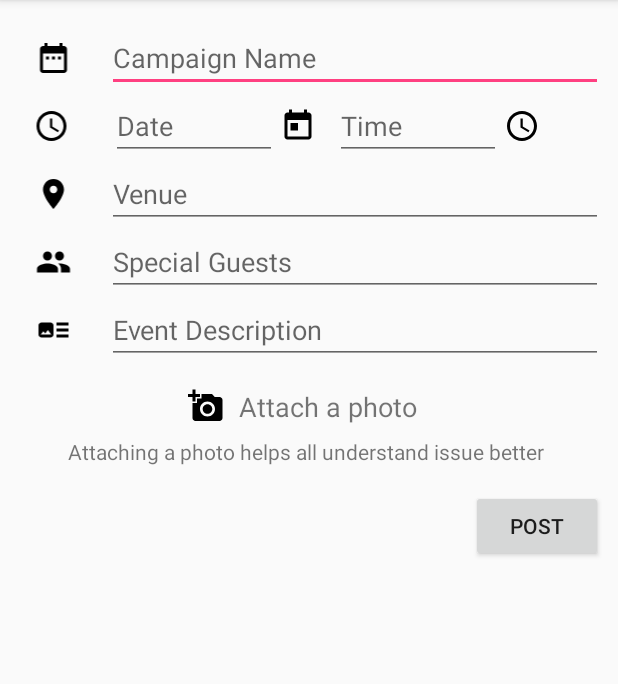
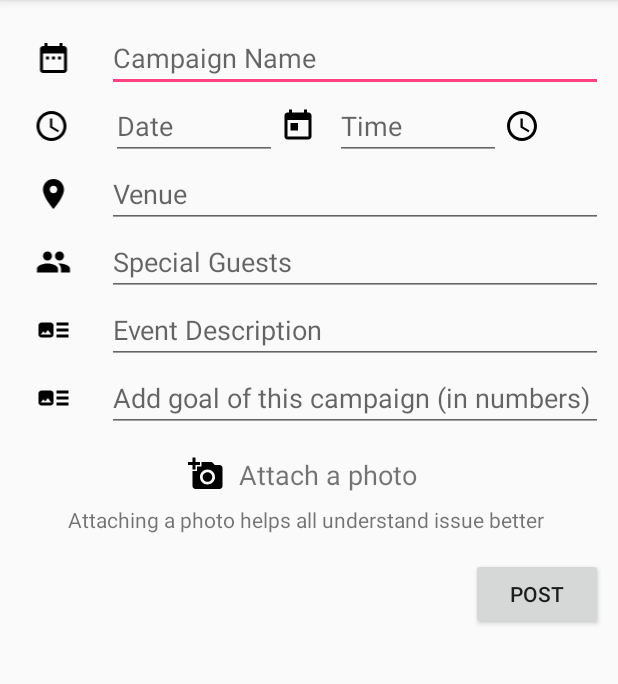
Before and after one commit to suyashmahar/Code.Fun.Do, an Android app: the CreateCampaign screen opened directly, with no data from a screen before it, on a phone screen of 412 x 824 dp, the part 84-768 px from its top. Run offline under Robolectric (Android 15) with nearby library versions, the light colour scheme and no system bars.

Commit message:
Fix errors in counts and added funds progress

```diff
--- a/app/src/main/java/com/android/example/neighbours/CreateCampaign.java
+++ b/app/src/main/java/com/android/example/neighbours/CreateCampaign.java
@@ -24,7 +24,7 @@ import android.widget.Toast;
 
 public class CreateCampaign extends AppCompatActivity implements View.OnClickListener{
 
-    EditText campaignName,campaignVenue,campaignDescription,campaignGuests;
+    EditText campaignName,campaignVenue,campaignDescription,campaignGuests, campaignGoals;
 
     private int mYear, mMonth, mDay, mHour, mMinute;
 
@@ -49,6 +49,7 @@ public class CreateCampaign extends AppCompatActivity implements View.OnClickLis
         campaignVenue=(EditText)findViewById(R.id.create_campaign_venue);
         campaignGuests=(EditText)findViewById(R.id.create_campaign_guests);
         campaignDescription=(EditText)findViewById(R.id.create_campaign_description);
+        campaignGoals =(EditText)findViewById(R.id.create_campaign_add_goal);
 
         date=(EditText) findViewById(R.id.create_campaign_date_display);
         time=(EditText) findViewById(R.id.create_campaign_time_display);
@@ -82,7 +83,8 @@ public class CreateCampaign extends AppCompatActivity implements View.OnClickLis
                 String latest_time=date.getText().toString()+";"+time.getText().toString();
                  Uploader uploader=new Uploader((getApplicationContext()));
                 //Events events=new Events(campaignDescription.toString(),"a1","sample_image","sample_community","sample_user",latest
-                Campaign campaign = new Campaign(campaignDescription.getText().toString(),"sample funds","sample id",campaignName.getText().toString(),"sample total funds", "10");
+
+                Campaign campaign = new Campaign(campaignDescription.getText().toString(),"sample funds","sample id",campaignName.getText().toString(),campaignGoals.getText().toString(), "10");
                 uploader.createAndPushCampaign(campaign);
                 Toast.makeText(getApplicationContext(), "Campaign created", Toast.LENGTH_LONG).show();
                 finish();
--- a/app/src/main/java/com/android/example/neighbours/HomeActivity.java
+++ b/app/src/main/java/com/android/example/neighbours/HomeActivity.java
@@ -31,6 +31,9 @@ public class HomeActivity extends AppCompatActivity implements ClickListener{
     {
         super.onCreate(savedInstanceState);
         setContentView(R.layout.activity_home);
+
+        Uploader uploader = new Uploader(this);
+
         try {
             populateEvents();
             populateCampaigns();
--- a/app/src/main/java/com/android/example/neighbours/MainActivityCampaignAdapter.java
+++ b/app/src/main/java/com/android/example/neighbours/MainActivityCampaignAdapter.java
@@ -82,7 +82,7 @@ public RelativeLayout relativeLayout;
         holder.title.setText(campaign.getTitle());
         holder.description.setText(campaign.getDescription());
         holder.relTime.setText(campaign.getTime());
-        holder.totalFunds.setText(campaign.getTotalFunds());
+        holder.totalFunds.setText(campaign.getFunds() +  " of " + campaign.getTotalFunds());
         holder.campaignProgress.setMax(100);
         holder.campaignProgress.setProgress((int)((Integer.parseInt(campaign.getFunds())/(float)Integer.parseInt(campaign.getTotalFunds()))*100));
     }
--- a/app/src/main/res/layout/activity_create_campaign.xml
+++ b/app/src/main/res/layout/activity_create_campaign.xml
@@ -187,9 +187,39 @@
 
         </LinearLayout>
     </LinearLayout>
+
+    <LinearLayout
+        android:id="@+id/layout_campaign_goals"
+        android:layout_below="@+id/layout_campaign_description"
+        android:layout_width="match_parent"
+        android:layout_height="wrap_content"
+        android:weightSum="10">
+        <ImageView
+            android:layout_width="wrap_content"
+            android:layout_height="wrap_content"
+            android:src="@drawable/ic_art_track_black_24dp"
+            android:layout_marginRight="5dp"
+            android:layout_marginLeft="5dp"
+            android:textSize="18sp"
+            android:layout_weight="1"
+            android:layout_gravity="center"
+            style="@style/Base.TextAppearance.AppCompat.Caption"/>
+        <LinearLayout
+            android:layout_width="0dp"
+            android:layout_height="wrap_content"
+            android:layout_weight="9"
+            android:orientation="vertical">
+            <EditText
+                android:id="@+id/create_campaign_add_goal"
+                android:layout_width="match_parent"
+                android:layout_height="wrap_content"
+                android:hint="Add goal of this campaign (in numbers)" />
+
+        </LinearLayout>
+    </LinearLayout>
     <LinearLayout
         android:id="@+id/layout_campaign_attach_photo"
-        android:layout_below="@+id/layout_campaign_description"
+        android:layout_below="@+id/layout_campaign_goals"
         android:layout_width="match_parent"
         android:layout_height="wrap_content"
         android:orientation="vertical"
```
Also changed, not shown: app/src/main/java/com/android/example/neighbours/Campaign.java (+6 -6 lines), app/src/main/java/com/android/example/neighbours/Uploader.java (+38 -4 lines).
